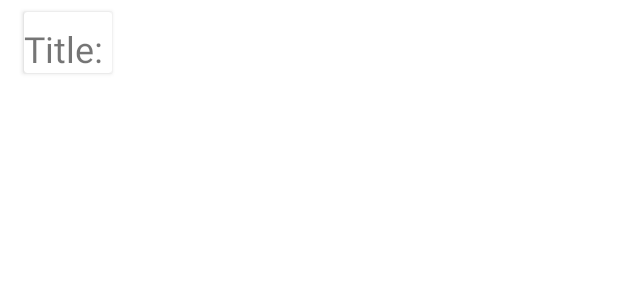
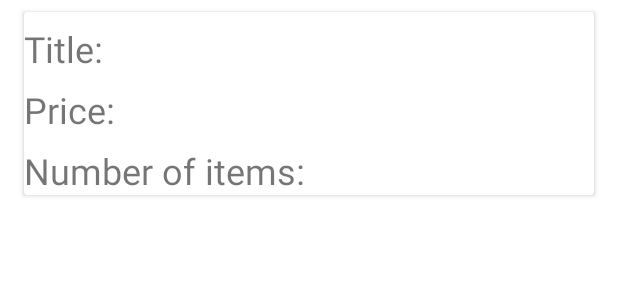
Before and after one commit to Us10n/FoodShop, an Android app: the layout cart_position.xml on its own in the app's theme, with its tools: preview values and no code run, on a phone screen of 412 x 824 dp. Shown: the top 300 px of the screen. Run offline under Robolectric (Android 15) with nearby library versions, the phone set to English and light mode, and no system bars.

Commit message:
design + fix cart

```diff
--- a/app/src/main/java/com/example/foodshop/fragment/ShoppingCartFragment.kt
+++ b/app/src/main/java/com/example/foodshop/fragment/ShoppingCartFragment.kt
@@ -8,6 +8,7 @@ import androidx.fragment.app.Fragment
 import androidx.recyclerview.widget.LinearLayoutManager
 import com.example.foodshop.MainActivity
 import com.example.foodshop.ShavaHolder
+import com.example.foodshop.adapters.CartAdapter
 import com.example.foodshop.databinding.FragmentCartBinding
 import com.example.foodshop.adapters.MenuAdapter
 
@@ -15,7 +16,7 @@ class ShoppingCartFragment : Fragment() {
 
     private lateinit var binding: FragmentCartBinding
     private val holder = ShavaHolder
-    private val orderAdapter = MenuAdapter()
+    private val orderAdapter = CartAdapter()
 
     override fun onCreateView(
         inflater: LayoutInflater, container: ViewGroup?,
@@ -33,7 +34,7 @@ class ShoppingCartFragment : Fragment() {
             layoutManager = LinearLayoutManager(context)
             adapter = orderAdapter
         }
-        orderAdapter.submitList(holder.getList())
+        orderAdapter.submitList(holder.getSpecialList())
     }
 
 }
--- /dev/null
+++ b/app/src/main/java/com/example/foodshop/recycler/ShoppingCartPosition.kt
@@ -0,0 +1,3 @@
+package com.example.foodshop.recycler
+
+data class ShoppingCartPosition(var item:MenuPosition, var number:Int)
--- a/app/src/main/res/layout/cart_position.xml
+++ b/app/src/main/res/layout/cart_position.xml
@@ -1,7 +1,7 @@
 <?xml version="1.0" encoding="utf-8"?>
 <androidx.cardview.widget.CardView xmlns:android="http://schemas.android.com/apk/res/android"
     xmlns:app="http://schemas.android.com/apk/res-auto"
-    android:layout_width="wrap_content"
+    android:layout_width="match_parent"
     android:layout_height="wrap_content"
     android:layout_marginStart="16dp"
     android:layout_marginLeft="16dp"
@@ -18,23 +18,67 @@
             android:layout_width="wrap_content"
             android:layout_height="wrap_content"
             android:gravity="center_horizontal"
+            android:paddingTop="8dp"
             android:text="Title:"
             android:textSize="24dp"
             app:layout_constraintStart_toStartOf="parent"
-            app:layout_constraintTop_toTopOf="parent"
-            android:paddingTop="8dp"/>
+            app:layout_constraintTop_toTopOf="parent" />
 
         <TextView
             android:id="@+id/bookTitle"
             android:layout_width="wrap_content"
             android:layout_height="wrap_content"
             android:gravity="center_horizontal"
+            android:paddingTop="8dp"
             android:text=" "
             android:textSize="24dp"
             app:layout_constraintLeft_toRightOf="@id/title"
-            app:layout_constraintTop_toTopOf="parent"
-            android:paddingTop="8dp"/>
+            app:layout_constraintTop_toTopOf="parent" />
 
+        <TextView
+            android:id="@+id/price"
+            android:layout_width="wrap_content"
+            android:layout_height="wrap_content"
+            android:gravity="center_horizontal"
+            android:paddingTop="8dp"
+            android:text="Price:"
+            android:textSize="24dp"
+            app:layout_constraintStart_toStartOf="parent"
+            app:layout_constraintTop_toBottomOf="@id/title" />
+
+        <TextView
+            android:id="@+id/priceTitle"
+            android:layout_width="match_parent"
+            android:layout_height="wrap_content"
+            android:gravity="center_horizontal"
+            android:paddingTop="8dp"
+            android:text=" "
+            android:textSize="24dp"
+            app:layout_constraintLeft_toRightOf="@id/price"
+            app:layout_constraintTop_toBottomOf="@id/bookTitle" />
+
+        <TextView
+            android:id="@+id/number"
+            android:layout_width="wrap_content"
+            android:layout_height="wrap_content"
+            android:gravity="center_horizontal"
+            android:paddingTop="8dp"
+            android:text="Number of items:"
+            android:textSize="24dp"
+            app:layout_constraintStart_toStartOf="parent"
+            app:layout_constraintTop_toBottomOf="@id/price" />
+
+        <TextView
+            android:id="@+id/numberTitle"
+            android:layout_width="wrap_content"
+            android:layout_height="wrap_content"
+            android:gravity="center_horizontal"
+            android:paddingTop="8dp"
+            android:text=" "
+            android:textSize="24dp"
+            app:layout_constraintBottom_toBottomOf="parent"
+            app:layout_constraintLeft_toRightOf="@id/number"
+            app:layout_constraintRight_toRightOf="parent" />
 
     </androidx.constraintlayout.widget.ConstraintLayout>
 
--- a/app/src/main/res/layout/fragment_account.xml
+++ b/app/src/main/res/layout/fragment_account.xml
@@ -78,7 +78,8 @@
         android:layout_marginRight="1dp"
         app:layout_constraintEnd_toEndOf="parent"
         app:layout_constraintStart_toStartOf="parent"
-        app:layout_constraintTop_toBottomOf="@+id/linearLayout"/>
+        app:layout_constraintTop_toBottomOf="@+id/linearLayout"
+        app:tabTextColor="@color/lightOrange"/>
 
     <androidx.viewpager2.widget.ViewPager2
         android:id="@+id/vPager"
--- a/app/src/main/res/layout/fragment_menu.xml
+++ b/app/src/main/res/layout/fragment_menu.xml
@@ -18,6 +18,7 @@
         app:layout_constraintTop_toTopOf="parent"
         app:layout_constraintVertical_bias="0.0"
         tools:ignore="NotSibling"
+        android:background="@color/lightYellow"
         tools:listitem="@layout/item" />
 
     <androidx.recyclerview.widget.RecyclerView
@@ -30,6 +31,7 @@
         app:layout_constraintRight_toRightOf="parent"
         app:layout_constraintTop_toBottomOf="@id/recyclerForDiscounts"
         app:layout_constraintVertical_bias="0.0"
+        android:background="@color/lightYellow"
         tools:ignore="NotSibling"
         tools:listitem="@layout/menu_position" />
 
--- a/app/src/main/res/menu/bottom_nav_menu.xml
+++ b/app/src/main/res/menu/bottom_nav_menu.xml
@@ -19,7 +19,7 @@
     <item
         android:id="@+id/coupons"
         android:icon="@drawable/ic_baseline_local_offer_24"
-        android:title="@string/coupons"/>
+        android:title="@string/coupons" />
     <item
         android:id="@+id/account"
         android:icon="@drawable/ic_baseline_account_circle_24"
--- a/app/src/main/res/values/colors.xml
+++ b/app/src/main/res/values/colors.xml
@@ -7,4 +7,8 @@
     <color name="teal_700">#FF018786</color>
     <color name="black">#FF000000</color>
     <color name="white">#FFFFFFFF</color>
+    <color name="lightOrange">#FFB74D</color>
+    <color name="yellow">#FFEE58</color>
+    <color name="lightYellow">#FFF9C4</color>
+    <color name="orange">#F57F17</color>
 </resources>
--- a/app/src/main/res/values/themes.xml
+++ b/app/src/main/res/values/themes.xml
@@ -2,9 +2,9 @@
     <!-- Base application theme. -->
     <style name="Theme.FoodShop" parent="Theme.MaterialComponents.DayNight.NoActionBar">
         <!-- Primary brand color. -->
-        <item name="colorPrimary">@color/purple_500</item>
-        <item name="colorPrimaryVariant">@color/purple_700</item>
-        <item name="colorOnPrimary">@color/white</item>
+        <item name="colorPrimary">@color/lightOrange</item>
+        <item name="colorPrimaryVariant">@color/orange</item>
+        <item name="colorOnPrimary">@color/lightYellow</item>
         <!-- Secondary brand color. -->
         <item name="colorSecondary">@color/teal_200</item>
         <item name="colorSecondaryVariant">@color/teal_700</item>
```
Also changed, not shown: app/src/main/java/com/example/foodshop/ShavaHolder.kt (+14 -2 lines), app/src/main/java/com/example/foodshop/adapters/CartAdapter.kt (added, +19 -0 lines), app/src/main/java/com/example/foodshop/recycler/CartDiffCallback.kt (added, +13 -0 lines), app/src/main/java/com/example/foodshop/recycler/CartViewHolder.kt (added, +13 -0 lines), app/src/main/res/layout/activity_main.xml (+7 -4 lines), app/src/main/res/layout/item.xml (+6 -5 lines), app/src/main/res/layout/menu_position.xml (+14 -8 lines).
